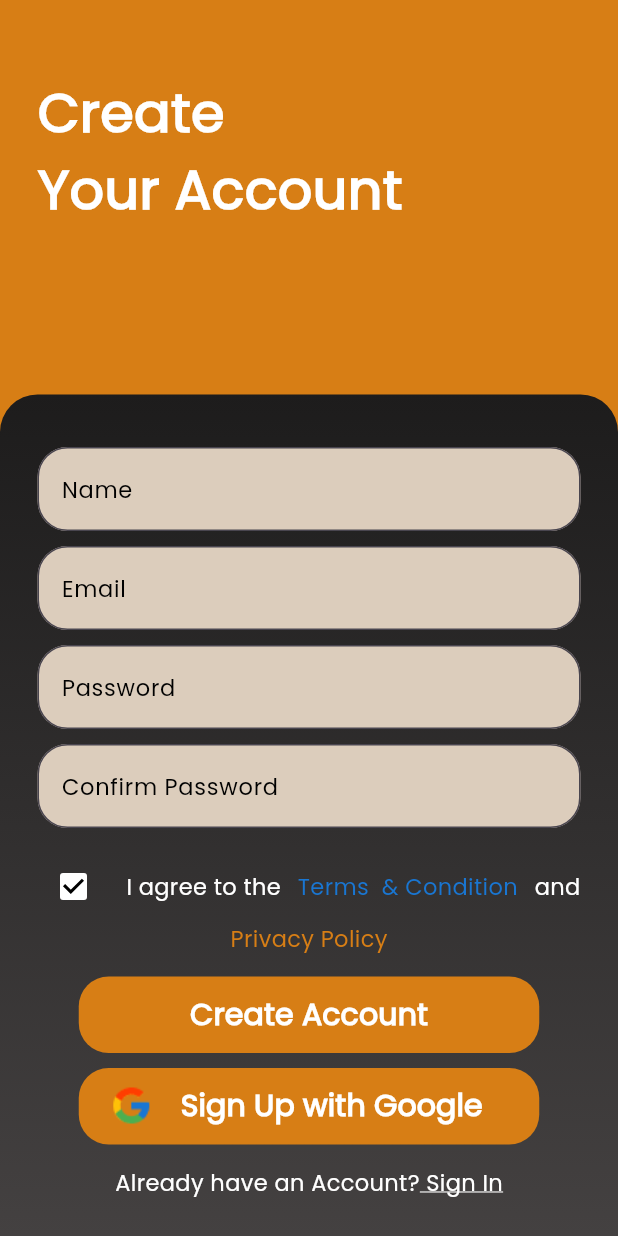
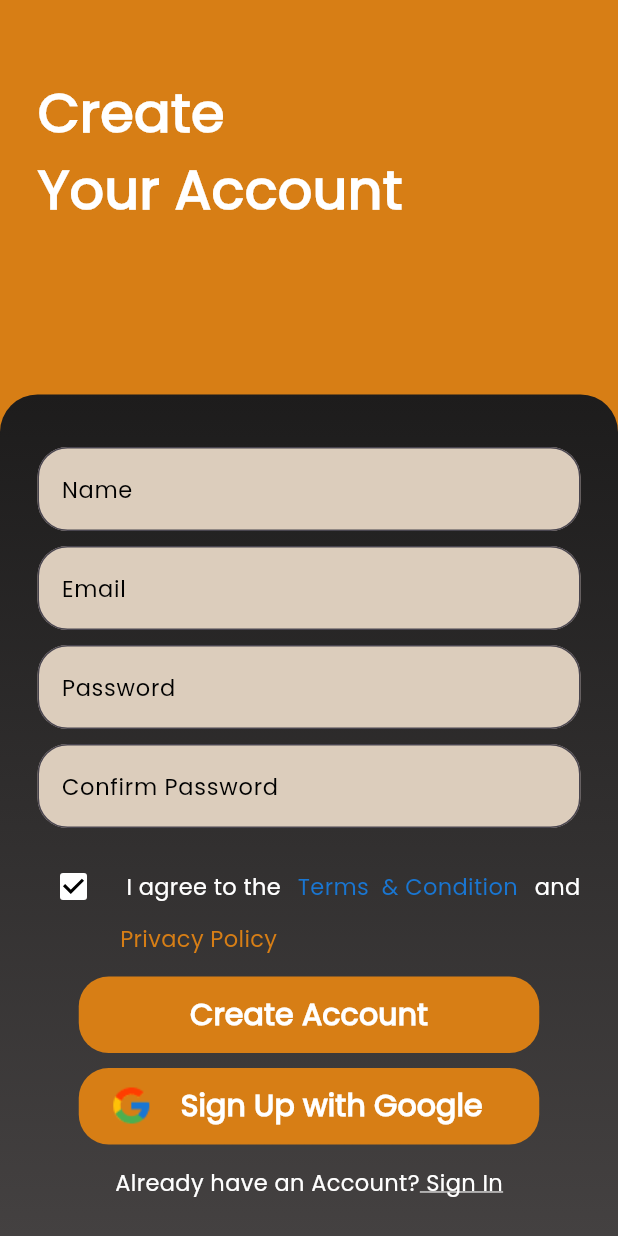
Before and after one commit to ylp1455/recipe-app, a Flutter app: the screen it shows after launch, on a phone screen of 412 x 824 dp. Run offline on Flutter 3.47's test engine with Material 3 defaults, Android fonts, the light colour scheme and no system bars.

Commit message:
modifed ui

```diff
--- a/lib/Screens/createaccount.dart
+++ b/lib/Screens/createaccount.dart
@@ -1,5 +1,6 @@
 import 'package:flutter/material.dart';
 import 'package:recipiapp/components/textcomp.dart';
+import 'package:recipiapp/components/textstyle.dart';
 
 class CreateAccount extends StatefulWidget {
   const CreateAccount({super.key});
@@ -124,8 +125,7 @@ class _WelcomeScreenState extends State<CreateAccount> {
                                         height: 15,
                                       ),
                                       Row(
-                                        mainAxisAlignment:
-                                            MainAxisAlignment.spaceBetween,
+                                        mainAxisAlignment: MainAxisAlignment.spaceBetween,
                                         children: [
                                           Checkbox(
                                             value: isChecked,
@@ -169,19 +169,55 @@ class _WelcomeScreenState extends State<CreateAccount> {
                                               fontWeight: FontWeight.w400,
                                             ),
                                           ),
+                                        //   RichText(
+                                        //     text: TextSpan(
+                                        //       text: 'I ',
+                                        //       children: const <TextSpan>[
+                                        //         TextSpan(text: 'agree to the', style: TextStyle(
+                                        //                 fontSize: 15,
+                                        //                 color: Colors.white,
+                                        //                 fontFamily: 'Poppins',
+                                        //                 fontWeight: FontWeight.w400,
+                                        //               ),
+                                        //         ),
+                                        //         TextSpan(text: ' Terms  & Condition ',style: TextStyle(
+                                        //           fontSize: 15,
+                                        //          color: Color(0xFF1976D2),
+                                        //           fontFamily: 'Poppins',
+                                        //           fontWeight: FontWeight.w400,
+                                        //         ),
+                                        //         ),
+                                        //         TextSpan(text: 'and', style: TextStyle(
+                                        //           fontSize: 15,
+                                        //           color: Colors.white,
+                                        //           fontFamily: 'Poppins',
+                                        //           fontWeight: FontWeight.w400,
+                                        //         ),
+                                        //         ),
+                                        //       ],
+                                        //     ),
+                                        //   )
                                          ],
                                       ),
-                                      Column(
-                                        mainAxisAlignment:
-                                            MainAxisAlignment.start,
+                                      Row(
                                         children: [
-                                          Text(
+                                          Padding(
+                                            padding: const EdgeInsets.only(
+                                              left: 55
+                                            ),
+                                            child: InkWell(
+                                              onTap: (){
+                                                print("Privacy clicked");
+                                              },
+                                              child: Text(
                                                 "Privacy Policy",
                                                 style: TextStyle(
                                                   fontSize: 15,
                                                   color: Color(0xFFD77E15),
                                                   fontFamily: 'Poppins',
                                                   fontWeight: FontWeight.w400,
+                                                ),
+                                              ),
                                             ),
                                           ),
                                         ],
--- a/lib/Screens/welcome.dart
+++ b/lib/Screens/welcome.dart
@@ -23,7 +23,7 @@ class _WelcomeScreenState extends State<Welcome> {
         child: Column(
           children: [
             Container(
-              height: MediaQuery.of(context).size.height,
+              height: MediaQuery.of(context).size.height ,
               decoration: BoxDecoration(
                 image: DecorationImage(
                   image: AssetImage('images/Regimg.png'),
```
Also changed, not shown: lib/components/textstyle.dart (added, +42 -0 lines). Lines whose indentation alone changed are shown as unchanged.
